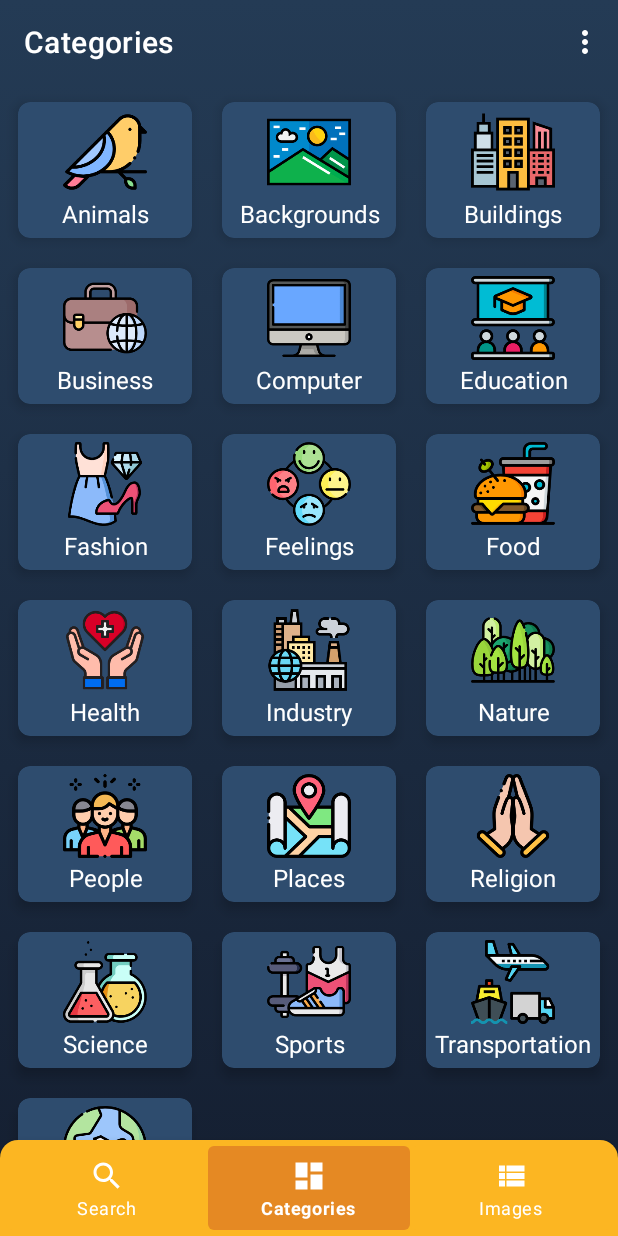
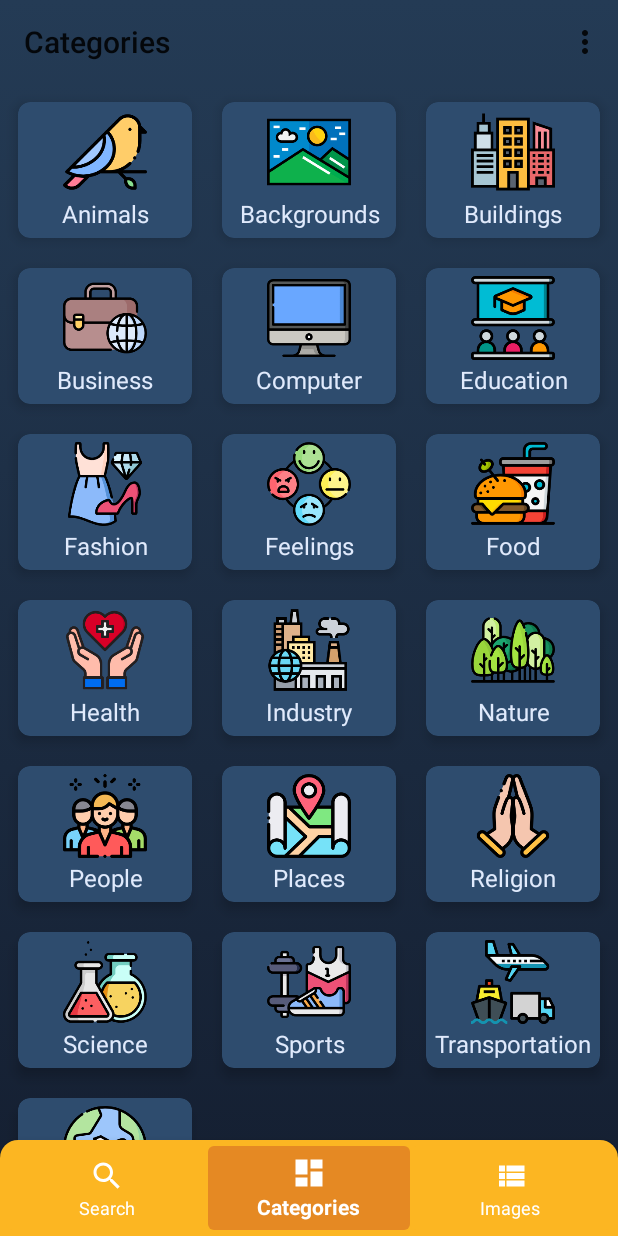
Before and after one commit to memreyilmaz/pixiti, an Android app: the CategoriesFragment screen opened through its navigation route, on a phone screen of 412 x 824 dp. Run offline under Robolectric (Android 15) with nearby library versions, the phone set to English and light mode, and no system bars; our stand-ins replace navigation-ui, paging; network calls fail; pictures from the network do not load; 1 statement that could not run was skipped.

Commit message:
Implemented day night mode on app needs for change activator

```diff
--- a/app/src/main/AndroidManifest.xml
+++ b/app/src/main/AndroidManifest.xml
@@ -14,7 +14,7 @@
         android:label="@string/app_name"
         android:roundIcon="@mipmap/ic_launcher_round"
         android:supportsRtl="true"
-        android:theme="@style/Theme.MyApplication.ActionBar.Transparent">
+        android:theme="@style/PixitiTheme">
 
         <activity android:name=".MainActivity">
             <intent-filter>
@@ -24,7 +24,7 @@
         </activity>
         <activity
             android:name=".ui.detail.DetailActivity"
-            android:theme="@style/Theme.MyApplication.NoActionBar" />
+            android:theme="@style/PixitiTheme.NoActionBar" />
     </application>
 
 </manifest>
--- a/app/src/main/java/com/example/pixiti/MainActivity.kt
+++ b/app/src/main/java/com/example/pixiti/MainActivity.kt
@@ -1,10 +1,14 @@
 package com.example.pixiti
 
+import android.content.Context
 import androidx.appcompat.app.AppCompatActivity
 import android.os.Bundle
+import androidx.appcompat.app.AppCompatDelegate
 import androidx.navigation.findNavController
 import androidx.navigation.ui.setupWithNavController
 import com.example.pixiti.databinding.ActivityMainBinding
+import com.example.pixiti.utils.KEY_DAY_NIGHT
+import com.example.pixiti.utils.PREFS_FILE
 
 class MainActivity : AppCompatActivity() {
     override fun onCreate(savedInstanceState: Bundle?) {
@@ -13,5 +17,26 @@ class MainActivity : AppCompatActivity() {
         setContentView(binding.root)
         val navController = findNavController(R.id.main_fragment_nav_host)
         binding.mainBottomNavigationView.setupWithNavController(navController)
+
+        setDayNightModeTheme()
+    }
+
+    fun setDayNightModePreferences(enableDarkMode: Boolean) {
+        val preferences = getSharedPreferences(PREFS_FILE, Context.MODE_PRIVATE)
+        val editor = preferences.edit()
+        editor.putBoolean(KEY_DAY_NIGHT, enableDarkMode)
+        editor.apply()
+
+        setDayNightModeTheme()
+    }
+
+    private fun setDayNightModeTheme() {
+        val preferences = getSharedPreferences(PREFS_FILE, Context.MODE_PRIVATE)
+
+        if (preferences.getBoolean(KEY_DAY_NIGHT, true)) {
+            AppCompatDelegate.setDefaultNightMode(AppCompatDelegate.MODE_NIGHT_YES)
+        } else {
+            AppCompatDelegate.setDefaultNightMode(AppCompatDelegate.MODE_NIGHT_NO)
+        }
     }
 }
--- a/app/src/main/java/com/example/pixiti/data/PixabayApi.kt
+++ b/app/src/main/java/com/example/pixiti/data/PixabayApi.kt
@@ -1,6 +1,6 @@
 package com.example.pixiti.data
 
-import com.example.pixiti.KEY
+import com.example.pixiti.utils.KEY
 import com.example.pixiti.model.ImageResponse
 import retrofit2.http.GET
 import retrofit2.http.Query
--- a/app/src/main/java/com/example/pixiti/di/NetModule.kt
+++ b/app/src/main/java/com/example/pixiti/di/NetModule.kt
@@ -1,7 +1,7 @@
 package com.example.pixiti.di
 
 import android.app.Application
-import com.example.pixiti.BASE_URL
+import com.example.pixiti.utils.BASE_URL
 import okhttp3.Cache
 import okhttp3.OkHttpClient
 import org.koin.android.ext.koin.androidApplication
--- a/app/src/main/java/com/example/pixiti/utils/Constants.kt
+++ b/app/src/main/java/com/example/pixiti/utils/Constants.kt
@@ -1,4 +1,4 @@
-package com.example.pixiti
+package com.example.pixiti.utils
 
 const val BASE_URL = "https://pixabay.com/api/"
 const val KEY = "?key=11868336-ddbb35d81dbcb178d2e654d7d"
@@ -6,3 +6,5 @@ const val APP_NAME = "pixiti"
 const val LAST_SEARCH_QUERY: String = "last_search_query"
 const val DEFAULT_SEARCH_QUERY = "fruits"
 const val TIMEOUT_INMILIS = 60000L
+const val PREFS_FILE = "com.example.pixiti.prefs"
+const val KEY_DAY_NIGHT = "DAY_NIGHT"
--- a/app/src/main/res/layout/activity_detail.xml
+++ b/app/src/main/res/layout/activity_detail.xml
@@ -4,7 +4,7 @@
     xmlns:tools="http://schemas.android.com/tools"
     android:layout_width="match_parent"
     android:layout_height="match_parent"
-    android:background="@drawable/drawable_night_background"
+    android:background="@drawable/drawable_activity_background"
     tools:context=".ui.detail.DetailActivity">
 
     <FrameLayout
--- a/app/src/main/res/layout/activity_main.xml
+++ b/app/src/main/res/layout/activity_main.xml
@@ -4,7 +4,7 @@
     xmlns:tools="http://schemas.android.com/tools"
     android:layout_width="match_parent"
     android:layout_height="match_parent"
-    android:background="@drawable/drawable_night_background"
+    android:background="@drawable/drawable_activity_background"
     tools:context=".MainActivity">
 
     <fragment
--- a/app/src/main/res/layout/fragment_search.xml
+++ b/app/src/main/res/layout/fragment_search.xml
@@ -18,7 +18,8 @@
         android:layout_height="24dp"
         android:layout_alignParentTop="true"
         android:layout_alignParentEnd="true"
-        android:layout_margin="@dimen/margin_medium"
+        android:layout_marginTop="?android:attr/actionBarSize"
+        android:layout_marginEnd="@dimen/margin_medium"
         android:src="@drawable/ic_info"
         android:visibility="visible" />
 
--- a/app/src/main/res/layout/item_category.xml
+++ b/app/src/main/res/layout/item_category.xml
@@ -7,7 +7,7 @@
     android:layout_margin="@dimen/margin_default"
     android:clickable="true"
     android:foreground="?android:attr/selectableItemBackground"
-    app:cardBackgroundColor="@color/categoryNight"
+    app:cardBackgroundColor="@color/categoryDay"
     app:cardCornerRadius="@dimen/category_item_corner_radius"
     app:cardElevation="@dimen/category_item_elevation">
 
--- /dev/null
+++ b/app/src/main/res/values-night/colors.xml
@@ -0,0 +1,10 @@
+<?xml version="1.0" encoding="utf-8"?>
+<resources>
+    <color name="primaryDay">#243B55</color>
+    <color name="categoryDay">#2E4C6E</color>
+    <color name="primaryDarkDay">#141E30</color>
+    <color name="accentDay">#FA4C4C</color>
+    <color name="textColorDay">#E0EAFC</color>
+    <color name="transparent">#00000000</color>
+
+</resources>
--- a/app/src/main/res/values-night/themes.xml
+++ b/app/src/main/res/values-night/themes.xml
@@ -1,9 +1,8 @@
 <resources xmlns:tools="http://schemas.android.com/tools">
     <!-- Base application theme. -->
-    <style name="Theme.MyApplication" parent="Theme.MaterialComponents.DayNight.DarkActionBar">
+    <style name="PixitiTheme" parent="Theme.AppCompat.Light">
         <!-- Primary brand color. -->
-        <item name="colorPrimary">@color/purple_200</item>
-        <item name="colorPrimaryVariant">@color/purple_700</item>
+        <item name="colorPrimaryVariant">@color/primaryDarkDay</item>
         <item name="colorOnPrimary">@color/black</item>
         <!-- Secondary brand color. -->
         <item name="colorSecondary">@color/teal_200</item>
@@ -12,5 +11,10 @@
         <!-- Status bar color. -->
         <item name="android:statusBarColor" tools:targetApi="l">?attr/colorPrimaryVariant</item>
         <!-- Customize your theme here. -->
+        <item name="android:windowContentOverlay">@null</item>
+        <item name="windowActionBarOverlay">true</item>
+        <item name="colorPrimary">@color/transparent</item>
+        <item name="background">@drawable/drawable_activity_background</item>
     </style>
+
 </resources>
--- a/app/src/main/res/values/colors.xml
+++ b/app/src/main/res/values/colors.xml
@@ -20,15 +20,17 @@
 
     <color name="accentNight">#FA4C4C</color>
     <color name="accentDay">#FA4CA4</color>
-
     <color name="primaryDarkDay">#E0EAFC</color>
     <color name="primaryDarkNight">#141E30</color>
+
+    <color name="textColorDay">#141E30</color>
 
     <color name="primaryDay">#F6F8FF</color>
     <color name="primaryNight">#243B55</color>
 
     <color name="categoryNight">#2E4C6E</color>
     <color name="categoryDay">@color/colorWhite</color>
+
     <color name="bottomSheetColor">@color/orange</color>
-
+    <color name="transparent">#00000000</color>
 </resources>
--- a/app/src/main/res/values/strings.xml
+++ b/app/src/main/res/values/strings.xml
@@ -47,6 +47,7 @@
     <string name="label_settings">Settings</string>
     <string name="label_filter">Filter</string>
     <string name="label_about">About pixiti</string>
+    <string name="label_day_night">Day Night</string>
 
     <string name="desc_download_success">Image Saved</string>
     <string name="desc_image_download_error">An error occurred while saving image!</string>
--- a/app/src/main/res/values/styles.xml
+++ b/app/src/main/res/values/styles.xml
@@ -39,7 +39,7 @@
         <item name="android:layout_height">wrap_content</item>
         <item name="android:textSize">@dimen/text_size_16</item>
         <item name="android:gravity">center_horizontal</item>
-        <item name="android:textColor">@color/white</item>
+        <item name="android:textColor">@color/textColorDay</item>
     </style>
 
     <style name="DetailIcon">
@@ -81,7 +81,7 @@
         <item name="android:textSize">@dimen/text_size_16</item>
     </style>
 
-    <style name="BottomBarStyle" parent="Widget.MaterialComponents.BottomNavigationView">
+    <style name="BottomBarStyle" parent="Widget.Design.BottomNavigationView">
         <item name="itemBackground">@drawable/drawable_bottom_bar_item_background</item>
         <item name="itemIconTint">@color/white</item>
         <item name="itemTextColor">@color/white</item>
--- a/app/src/main/res/values/themes.xml
+++ b/app/src/main/res/values/themes.xml
@@ -1,9 +1,8 @@
 <resources xmlns:tools="http://schemas.android.com/tools">
     <!-- Base application theme. -->
-    <style name="Theme.MyApplication" parent="Theme.MaterialComponents.DayNight.DarkActionBar">
+    <style name="PixitiTheme" parent="Theme.AppCompat.Light">
         <!-- Primary brand color. -->
-        <item name="colorPrimary">@color/purple_500</item>
-        <item name="colorPrimaryVariant">@color/purple_700</item>
+        <item name="colorPrimaryVariant">@color/primaryDarkDay</item>
         <item name="colorOnPrimary">@color/white</item>
         <!-- Secondary brand color. -->
         <item name="colorSecondary">@color/teal_200</item>
@@ -12,16 +11,13 @@
         <!-- Status bar color. -->
         <item name="android:statusBarColor" tools:targetApi="l">?attr/colorPrimaryVariant</item>
         <!-- Customize your theme here. -->
+        <item name="android:windowContentOverlay">@null</item>
+        <item name="windowActionBarOverlay">true</item>
+        <item name="colorPrimary">@color/transparent</item>
+        <item name="background">@drawable/drawable_activity_background</item>
     </style>
 
-    <style name="Theme.MyApplication.ActionBar.Transparent" parent="Theme.MyApplication">
-        <item name="android:windowContentOverlay">@null</item>
-        <item name="windowActionBarOverlay">true</item>
-        <item name="colorPrimary">@android:color/transparent</item>
-        <item name="background">@drawable/drawable_night_background</item>
-    </style>
-
-    <style name="Theme.MyApplication.NoActionBar">
+    <style name="PixitiTheme.NoActionBar">
         <item name="windowActionBar">false</item>
         <item name="windowNoTitle">true</item>
         <item name="android:statusBarColor">@color/black</item>
```
Also changed, not shown: app/src/main/res/drawable/ic_dark_mode.xml (added, +10 -0 lines), app/src/main/res/layout/item_switch.xml (added, +19 -0 lines), app/src/main/res/drawable-night/drawable_activity_background.xml (renamed from app/src/main/res/drawable/drawable_night_background.xml), app/src/main/res/drawable/drawable_activity_background.xml (renamed from app/src/main/res/drawable/drawable_day_background.xml), 1 other file.
